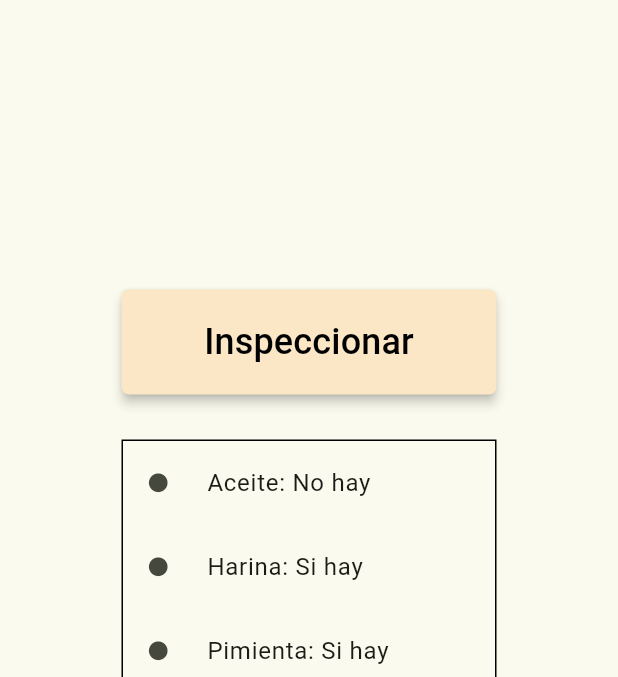
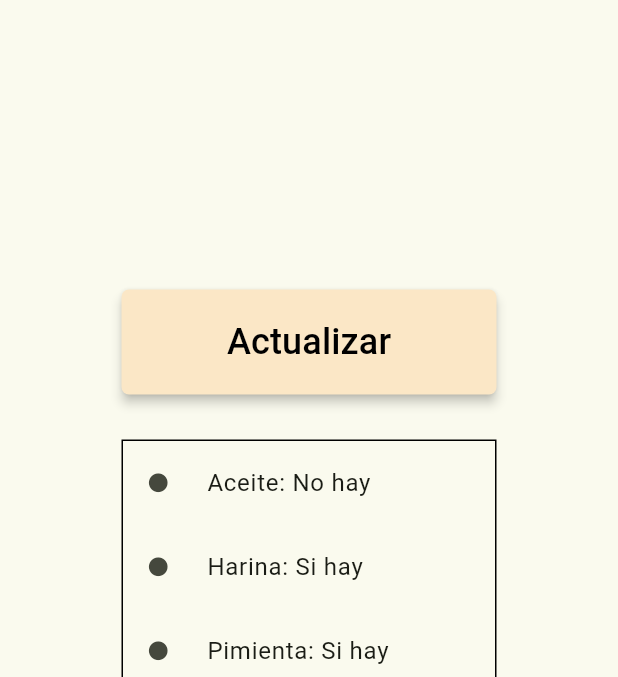
Before and after one commit to Emilio157/smartAlacena, a Flutter app: the screen it shows after launch, on a phone screen of 412 x 824 dp, the part 84-761 px from its top. Run offline on Flutter 3.47's test engine with Material 3 defaults, Android fonts, the light colour scheme and no system bars.

Commit message:
Cambio de texto en boton

```diff
--- a/lib/main.dart
+++ b/lib/main.dart
@@ -64,7 +64,7 @@
                         borderRadius: BorderRadius.circular(5)),
                     minimumSize: const Size(250, 70),
                   ),
-              child: const Text("Inspeccionar", style: TextStyle(fontSize: 24),),
+              child: const Text("Actualizar", style: TextStyle(fontSize: 24),),
             ),
             const SizedBox(height: 30),
             Container(
```
